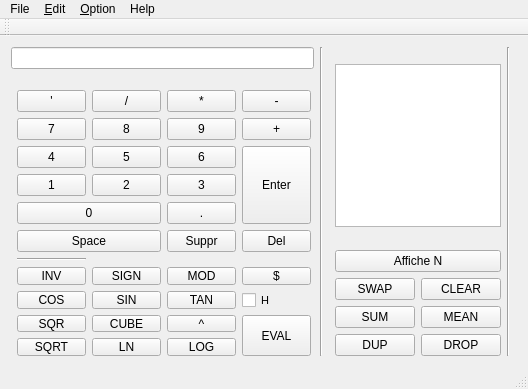
Before: the Qt Designer form Classe_GUI/mainwindow.ui in lfgLO21/projet-LO21, drawn with Qt 5.
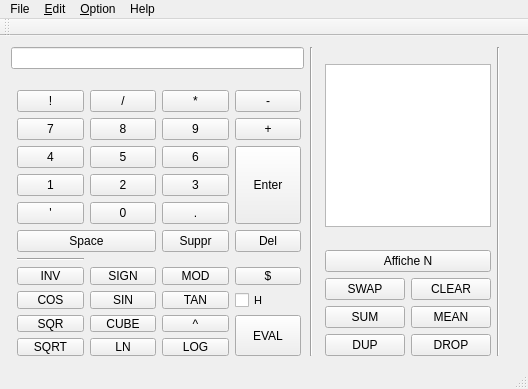
After: the same form once the commit is applied.

Commit message: ajout doc dioxygen+ modification interface -oubli du bouton factorielle-

What changed in the file:
```diff
--- a/Classe_GUI/mainwindow.ui
+++ b/Classe_GUI/mainwindow.ui
@@ -37,7 +37,7 @@
      <rect>
       <x>0</x>
       <y>0</y>
-      <width>521</width>
+      <width>511</width>
       <height>331</height>
      </rect>
     </property>
@@ -81,13 +81,6 @@
          <property name="sizeConstraint">
           <enum>QLayout::SetFixedSize</enum>
          </property>
-         <item row="0" column="0">
-          <widget class="QPushButton" name="buttonQuote">
-           <property name="text">
-            <string>'</string>
-           </property>
-          </widget>
-         </item>
          <item row="1" column="0">
           <widget class="QPushButton" name="button7">
            <property name="text">
@@ -109,7 +102,7 @@
            </property>
           </widget>
          </item>
-         <item row="4" column="0" colspan="2">
+         <item row="4" column="1">
           <widget class="QPushButton" name="button0">
            <property name="text">
             <string>0</string>
@@ -402,6 +395,23 @@
            </property>
           </widget>
          </item>
+         <item row="0" column="0">
+          <widget class="QPushButton" name="buttonFactoriel">
+           <property name="text">
+            <string>!</string>
+           </property>
+           <property name="shortcut">
+            <string>!</string>
+           </property>
+          </widget>
+         </item>
+         <item row="4" column="0">
+          <widget class="QPushButton" name="buttonQuote">
+           <property name="text">
+            <string>'</string>
+           </property>
+          </widget>
+         </item>
         </layout>
        </item>
        <item row="1" column="2">
@@ -454,7 +464,7 @@
          </property>
         </widget>
        </item>
-       <item row="2" column="1">
+       <item row="3" column="1">
         <spacer name="verticalSpacerBasPile">
          <property name="orientation">
           <enum>Qt::Vertical</enum>
@@ -467,7 +477,7 @@
          </property>
         </spacer>
        </item>
-       <item row="3" column="1">
+       <item row="4" column="1">
         <layout class="QGridLayout" name="layoutFonctionPile">
          <item row="1" column="0">
           <widget class="QPushButton" name="buttonSwap">
```
Left out of the diff: 2 changed lines with no effect on the pictures. The commit also changes 6 other files.
